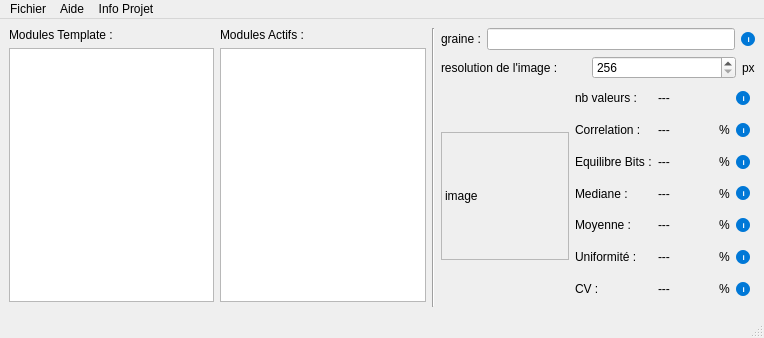
Old version of the form FichiersQT/mainwindow.ui in the repository erreur130/Editeur_Nombres_Aleatoire.
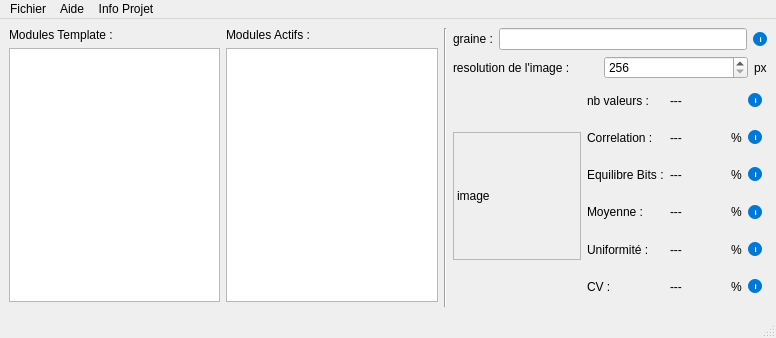
New version of the form.

```diff
--- a/FichiersQT/mainwindow.ui
+++ b/FichiersQT/mainwindow.ui
@@ -9,13 +9,13 @@
    <rect>
     <x>0</x>
     <y>0</y>
-    <width>764</width>
+    <width>776</width>
     <height>338</height>
    </rect>
   </property>
   <property name="minimumSize">
    <size>
-    <width>764</width>
+    <width>776</width>
     <height>338</height>
    </size>
   </property>
@@ -39,7 +39,11 @@
          </widget>
         </item>
         <item>
-         <widget class="QListWidget" name="listModulesTemplate"/>
+         <widget class="QListWidget" name="listModulesTemplate">
+          <property name="styleSheet">
+           <string notr="true"/>
+          </property>
+         </widget>
         </item>
         <item>
          <spacer name="horizontalSpacer">
@@ -69,7 +73,11 @@
          </widget>
         </item>
         <item>
-         <widget class="QListWidget" name="listModulesActifs"/>
+         <widget class="QListWidget" name="listModulesActifs">
+          <property name="styleSheet">
+           <string notr="true"/>
+          </property>
+         </widget>
         </item>
         <item>
          <spacer name="horizontalSpacer_2">
@@ -271,60 +279,28 @@
         <item>
          <layout class="QVBoxLayout" name="verticalLayout_4">
           <item>
-           <layout class="QGridLayout" name="gridLayout" rowstretch="0,0,0,0,0,0,0">
+           <layout class="QGridLayout" name="gridLayout" rowstretch="0,0,0,0,0,0">
             <property name="sizeConstraint">
              <enum>QLayout::SizeConstraint::SetDefaultConstraint</enum>
             </property>
-            <item row="3" column="1">
-             <widget class="QLabel" name="labelMediane">
+            <item row="4" column="1">
+             <widget class="QLabel" name="labelUniformite">
               <property name="text">
                <string>---</string>
               </property>
              </widget>
             </item>
-            <item row="0" column="1">
-             <widget class="QLabel" name="labelNbValeurs">
-              <property name="sizePolicy">
-               <sizepolicy hsizetype="Preferred" vsizetype="Preferred">
-                <horstretch>0</horstretch>
-                <verstretch>0</verstretch>
-               </sizepolicy>
-              </property>
-              <property name="text">
-               <string>---</string>
-              </property>
-             </widget>
-            </item>
-            <item row="3" column="0">
-             <widget class="QLabel" name="label_9">
-              <property name="sizePolicy">
-               <sizepolicy hsizetype="Preferred" vsizetype="Expanding">
-                <horstretch>0</horstretch>
-                <verstretch>0</verstretch>
-               </sizepolicy>
-              </property>
-              <property name="text">
-               <string>Mediane :</string>
-              </property>
-             </widget>
-            </item>
-            <item row="4" column="2">
-             <widget class="QLabel" name="label_16">
+            <item row="5" column="2">
+             <widget class="QLabel" name="label_12">
               <property name="sizePolicy">
                <sizepolicy hsizetype="Fixed" vsizetype="Preferred">
                 <horstretch>0</horstretch>
                 <verstretch>0</verstretch>
                </sizepolicy>
               </property>
-              <property name="layoutDirection">
-               <enum>Qt::LayoutDirection::LeftToRight</enum>
-              </property>
               <property name="text">
                <string>%</string>
               </property>
-              <property name="alignment">
-               <set>Qt::AlignmentFlag::AlignCenter</set>
-              </property>
              </widget>
             </item>
             <item row="2" column="0">
@@ -340,59 +316,40 @@
               </property>
              </widget>
             </item>
-            <item row="3" column="2">
-             <widget class="QLabel" name="label_17">
+            <item row="5" column="3">
+             <widget class="QLabel" name="infoNbValeurs_8">
               <property name="sizePolicy">
-               <sizepolicy hsizetype="Fixed" vsizetype="Preferred">
+               <sizepolicy hsizetype="Fixed" vsizetype="Fixed">
                 <horstretch>0</horstretch>
                 <verstretch>0</verstretch>
                </sizepolicy>
               </property>
-              <property name="layoutDirection">
-               <enum>Qt::LayoutDirection::LeftToRight</enum>
+              <property name="minimumSize">
+               <size>
+                <width>14</width>
+                <height>14</height>
+               </size>
               </property>
-              <property name="text">
-               <string>%</string>
+              <property name="toolTip">
+               <string>&lt;html&gt;&lt;head/&gt;&lt;body&gt;&lt;p&gt;Le CV est le % de concentration des valeurs autour de la moyenne.&lt;/p&gt;&lt;p&gt;Il utilise l'ecart type divisé par la moyenne fois 100.&lt;/p&gt;&lt;p&gt;0% correspond à une consentration identique des valeurs sur la moyenne et 100% correspond à une dispertion des valeurs  &lt;/p&gt;&lt;p&gt;Attention, la moyenne peut ne pas être le millieu de la plage (regardez les tests précédent pour vérifier).&lt;/p&gt;&lt;p&gt;Le CV idéal n'est pas 50 %, mais environ 57,7 %.&lt;/p&gt;&lt;p&gt;Mais attention, cette valeur seul ne veut rien dire!&lt;/p&gt;&lt;/body&gt;&lt;/html&gt;</string>
               </property>
-              <property name="alignment">
-               <set>Qt::AlignmentFlag::AlignCenter</set>
+              <property name="styleSheet">
+               <string notr="true">QLabel {
+    background-color: #0078D7;
+    color: white;
+    font-weight: bold;
+    font-size: 8px;
+    border-radius: 7px; 
+    padding: 0px;
+    margin: 0px;
+  }</string>
               </property>
-             </widget>
-            </item>
-            <item row="1" column="1">
-             <widget class="QLabel" name="labelCorrelation">
               <property name="text">
-               <string>---</string>
+               <string>   i</string>
               </property>
              </widget>
             </item>
-            <item row="2" column="2">
-             <widget class="QLabel" name="label_18">
-              <property name="sizePolicy">
-               <sizepolicy hsizetype="Fixed" vsizetype="Preferred">
-                <horstretch>0</horstretch>
-                <verstretch>0</verstretch>
-               </sizepolicy>
-              </property>
-              <property name="layoutDirection">
-               <enum>Qt::LayoutDirection::LeftToRight</enum>
-              </property>
-              <property name="text">
-               <string>%</string>
-              </property>
-              <property name="alignment">
-               <set>Qt::AlignmentFlag::AlignCenter</set>
-              </property>
-             </widget>
-            </item>
-            <item row="4" column="1">
-             <widget class="QLabel" name="labelMoyenne">
-              <property name="text">
-               <string>---</string>
-              </property>
-             </widget>
-            </item>
-            <item row="6" column="0">
+            <item row="5" column="0">
              <widget class="QLabel" name="label_11">
               <property name="sizePolicy">
                <sizepolicy hsizetype="Preferred" vsizetype="Expanding">
@@ -405,97 +362,6 @@
               </property>
              </widget>
             </item>
-            <item row="2" column="1">
-             <widget class="QLabel" name="labelAquilibreBits">
-              <property name="text">
-               <string>---</string>
-              </property>
-             </widget>
-            </item>
-            <item row="5" column="2">
-             <widget class="QLabel" name="label_19">
-              <property name="sizePolicy">
-               <sizepolicy hsizetype="Fixed" vsizetype="Preferred">
-                <horstretch>0</horstretch>
-                <verstretch>0</verstretch>
-               </sizepolicy>
-              </property>
-              <property name="layoutDirection">
-               <enum>Qt::LayoutDirection::LeftToRight</enum>
-              </property>
-              <property name="text">
-               <string>%</string>
-              </property>
-              <property name="alignment">
-               <set>Qt::AlignmentFlag::AlignCenter</set>
-              </property>
-             </widget>
-            </item>
-            <item row="6" column="2">
-             <widget class="QLabel" name="label_12">
-              <property name="sizePolicy">
-               <sizepolicy hsizetype="Fixed" vsizetype="Preferred">
-                <horstretch>0</horstretch>
-                <verstretch>0</verstretch>
-               </sizepolicy>
-              </property>
-              <property name="text">
-               <string>%</string>
-              </property>
-             </widget>
-            </item>
-            <item row="1" column="0">
-             <widget class="QLabel" name="label_7">
-              <property name="sizePolicy">
-               <sizepolicy hsizetype="Preferred" vsizetype="Expanding">
-                <horstretch>0</horstretch>
-                <verstretch>0</verstretch>
-               </sizepolicy>
-              </property>
-              <property name="text">
-               <string>Correlation :</string>
-              </property>
-             </widget>
-            </item>
-            <item row="6" column="1">
-             <widget class="QLabel" name="labelCV">
-              <property name="text">
-               <string>---</string>
-              </property>
-             </widget>
-            </item>
-            <item row="1" column="2">
-             <widget class="QLabel" name="label_15">
-              <property name="sizePolicy">
-               <sizepolicy hsizetype="Fixed" vsizetype="Preferred">
-                <horstretch>0</horstretch>
-                <verstretch>0</verstretch>
-               </sizepolicy>
-              </property>
-              <property name="layoutDirection">
-               <enum>Qt::LayoutDirection::LeftToRight</enum>
-              </property>
-              <property name="text">
-               <string>%</string>
-              </property>
-              <property name="alignment">
-               <set>Qt::AlignmentFlag::AlignCenter</set>
-              </property>
-             </widget>
-            </item>
-            <item row="4" column="0">
-             <widget class="QLabel" name="label_10">
-              <property name="sizePolicy">
-               <sizepolicy hsizetype="Preferred" vsizetype="Expanding">
-                <horstretch>0</horstretch>
-                <verstretch>0</verstretch>
-               </sizepolicy>
-              </property>
-              <property name="text">
-               <string>Moyenne :</string>
-              </property>
-             </widget>
-            </item>
             <item row="0" column="0">
              <widget class="QLabel" name="label_5">
               <property name="sizePolicy">
@@ -509,26 +375,6 @@
               </property>
              </widget>
             </item>
-            <item row="5" column="0">
-             <widget class="QLabel" name="label_4">
-              <property name="sizePolicy">
-               <sizepolicy hsizetype="Preferred" vsizetype="Expanding">
-                <horstretch>0</horstretch>
-                <verstretch>0</verstretch>
-               </sizepolicy>
-              </property>
-              <property name="text">
-               <string>Uniformité :</string>
-              </property>
-             </widget>
-            </item>
-            <item row="5" column="1">
-             <widget class="QLabel" name="labelUniformite">
-              <property name="text">
-               <string>---</string>
-              </property>
-             </widget>
-            </item>
             <item row="0" column="3">
              <widget class="QLabel" name="infoNbValeurs">
               <property name="sizePolicy">
@@ -562,8 +408,59 @@
               </property>
              </widget>
             </item>
-            <item row="1" column="3">
-             <widget class="QLabel" name="infoNbValeurs_3">
+            <item row="4" column="0">
+             <widget class="QLabel" name="label_4">
+              <property name="sizePolicy">
+               <sizepolicy hsizetype="Preferred" vsizetype="Expanding">
+                <horstretch>0</horstretch>
+                <verstretch>0</verstretch>
+               </sizepolicy>
+              </property>
+              <property name="text">
+               <string>Uniformité :</string>
+              </property>
+             </widget>
+            </item>
+            <item row="1" column="2">
+             <widget class="QLabel" name="label_15">
+              <property name="sizePolicy">
+               <sizepolicy hsizetype="Fixed" vsizetype="Preferred">
+                <horstretch>0</horstretch>
+                <verstretch>0</verstretch>
+               </sizepolicy>
+              </property>
+              <property name="layoutDirection">
+               <enum>Qt::LayoutDirection::LeftToRight</enum>
+              </property>
+              <property name="text">
+               <string>%</string>
+              </property>
+              <property name="alignment">
+               <set>Qt::AlignmentFlag::AlignCenter</set>
+              </property>
+             </widget>
+            </item>
+            <item row="4" column="2">
+             <widget class="QLabel" name="label_19">
+              <property name="sizePolicy">
+               <sizepolicy hsizetype="Fixed" vsizetype="Preferred">
+                <horstretch>0</horstretch>
+                <verstretch>0</verstretch>
+               </sizepolicy>
+              </property>
+              <property name="layoutDirection">
+               <enum>Qt::LayoutDirection::LeftToRight</enum>
+              </property>
+              <property name="text">
+               <string>%</string>
+              </property>
+              <property name="alignment">
+               <set>Qt::AlignmentFlag::AlignCenter</set>
+              </property>
+             </widget>
+            </item>
+            <item row="4" column="3">
+             <widget class="QLabel" name="infoNbValeurs_7">
               <property name="sizePolicy">
                <sizepolicy hsizetype="Fixed" vsizetype="Fixed">
                 <horstretch>0</horstretch>
@@ -628,40 +525,33 @@
               </property>
              </widget>
             </item>
+            <item row="3" column="2">
+             <widget class="QLabel" name="label_16">
+              <property name="sizePolicy">
+               <sizepolicy hsizetype="Fixed" vsizetype="Preferred">
+                <horstretch>0</horstretch>
+                <verstretch>0</verstretch>
+               </sizepolicy>
+              </property>
+              <property name="layoutDirection">
+               <enum>Qt::LayoutDirection::LeftToRight</enum>
+              </property>
+              <property name="text">
+               <string>%</string>
+              </property>
+              <property name="alignment">
+               <set>Qt::AlignmentFlag::AlignCenter</set>
+              </property>
+             </widget>
+            </item>
+            <item row="3" column="1">
+             <widget class="QLabel" name="labelMoyenne">
+              <property name="text">
+               <string>---</string>
+              </property>
+             </widget>
+            </item>
             <item row="3" column="3">
-             <widget class="QLabel" name="infoNbValeurs_5">
-              <property name="sizePolicy">
-               <sizepolicy hsizetype="Fixed" vsizetype="Fixed">
-                <horstretch>0</horstretch>
-                <verstretch>0</verstretch>
-               </sizepolicy>
-              </property>
-              <property name="minimumSize">
-               <size>
-                <width>14</width>
-                <height>14</height>
-               </size>
-              </property>
-              <property name="toolTip">
-               <string>&lt;html&gt;&lt;head/&gt;&lt;body&gt;&lt;p&gt;La mediane est la valeurs qui se trouve au centre de l'échantion. Idéalement elle doit être la moitié de la valeur max (2^64-1).&lt;/p&gt;&lt;p&gt;Comme le nombre est trop grand on le met en % comme expliqué tout en haut.&lt;/p&gt;&lt;/body&gt;&lt;/html&gt;</string>
-              </property>
-              <property name="styleSheet">
-               <string notr="true">QLabel {
-    background-color: #0078D7;
-    color: white;
-    font-weight: bold;
-    font-size: 8px;
-    border-radius: 7px; 
-    padding: 0px;
-    margin: 0px;
-  }</string>
-              </property>
-              <property name="text">
-               <string>   i</string>
-              </property>
-             </widget>
-            </item>
-            <item row="4" column="3">
              <widget class="QLabel" name="infoNbValeurs_4">
               <property name="sizePolicy">
                <sizepolicy hsizetype="Fixed" vsizetype="Fixed">
@@ -694,41 +584,55 @@
               </property>
              </widget>
             </item>
-            <item row="5" column="3">
-             <widget class="QLabel" name="infoNbValeurs_7">
+            <item row="5" column="1">
+             <widget class="QLabel" name="labelCV">
+              <property name="text">
+               <string>---</string>
+              </property>
+             </widget>
+            </item>
+            <item row="3" column="0">
+             <widget class="QLabel" name="label_10">
               <property name="sizePolicy">
-               <sizepolicy hsizetype="Fixed" vsizetype="Fixed">
+               <sizepolicy hsizetype="Preferred" vsizetype="Expanding">
                 <horstretch>0</horstretch>
                 <verstretch>0</verstretch>
                </sizepolicy>
               </property>
-              <property name="minimumSize">
-               <size>
-                <width>14</width>
-                <height>14</height>
-               </size>
+              <property name="text">
+               <string>Moyenne :</string>
               </property>
-              <property name="toolTip">
-               <string>&lt;html&gt;&lt;head/&gt;&lt;body&gt;&lt;p&gt;L'uniformité reprérente la répartition des valeurs sur la plage possible (0 à 4^64). Ici les coupures se feront à chaque 1% et on compte le nb valeurs dans ce cartier.&lt;/p&gt;&lt;p&gt;Cette valeur est représenté en %. 0% correspond à que toutes les valeurs se trouve dans le même cartier et 100% correspond au fait qu'il y ait autant de valeurs dans chaque cartier.&lt;/p&gt;&lt;p&gt;Ce qui fait que la valeur idéale est 100%.&lt;/p&gt;&lt;p&gt;Attention, cette valeur n'est pas totalement fiable suivant le nb de valeurs étudiées&lt;/p&gt;&lt;/body&gt;&lt;/html&gt;</string>
+             </widget>
+            </item>
+            <item row="2" column="1">
+             <widget class="QLabel" name="labelAquilibreBits">
+              <property name="text">
+               <string>---</string>
               </property>
-              <property name="styleSheet">
-               <string notr="true">QLabel {
-    background-color: #0078D7;
-    color: white;
-    font-weight: bold;
-    font-size: 8px;
-    border-radius: 7px; 
-    padding: 0px;
-    margin: 0px;
-  }</string>
+             </widget>
+            </item>
+            <item row="0" column="1">
+             <widget class="QLabel" name="labelNbValeurs">
+              <property name="sizePolicy">
+               <sizepolicy hsizetype="Preferred" vsizetype="Preferred">
+                <horstretch>0</horstretch>
+                <verstretch>0</verstretch>
+               </sizepolicy>
               </property>
               <property name="text">
-               <string>   i</string>
+               <string>---</string>
               </property>
              </widget>
             </item>
-            <item row="6" column="3">
-             <widget class="QLabel" name="infoNbValeurs_8">
+            <item row="1" column="1">
+             <widget class="QLabel" name="labelCorrelation">
+              <property name="text">
+               <string>---</string>
+              </property>
+             </widget>
+            </item>
+            <item row="1" column="3">
+             <widget class="QLabel" name="infoNbValeurs_3">
               <property name="sizePolicy">
                <sizepolicy hsizetype="Fixed" vsizetype="Fixed">
                 <horstretch>0</horstretch>
@@ -760,6 +664,38 @@
               </property>
              </widget>
             </item>
+            <item row="2" column="2">
+             <widget class="QLabel" name="label_18">
+              <property name="sizePolicy">
+               <sizepolicy hsizetype="Fixed" vsizetype="Preferred">
+                <horstretch>0</horstretch>
+                <verstretch>0</verstretch>
+               </sizepolicy>
+              </property>
+              <property name="layoutDirection">
+               <enum>Qt::LayoutDirection::LeftToRight</enum>
+              </property>
+              <property name="text">
+               <string>%</string>
+              </property>
+              <property name="alignment">
+               <set>Qt::AlignmentFlag::AlignCenter</set>
+              </property>
+             </widget>
+            </item>
+            <item row="1" column="0">
+             <widget class="QLabel" name="label_7">
+              <property name="sizePolicy">
+               <sizepolicy hsizetype="Preferred" vsizetype="Expanding">
+                <horstretch>0</horstretch>
+                <verstretch>0</verstretch>
+               </sizepolicy>
+              </property>
+              <property name="text">
+               <string>Correlation :</string>
+              </property>
+             </widget>
+            </item>
            </layout>
           </item>
           <item>
@@ -807,7 +743,7 @@
     <rect>
      <x>0</x>
      <y>0</y>
-     <width>764</width>
+     <width>776</width>
      <height>23</height>
     </rect>
    </property>
```
Left out of the diff: 4 changed lines with no effect on the pictures.
